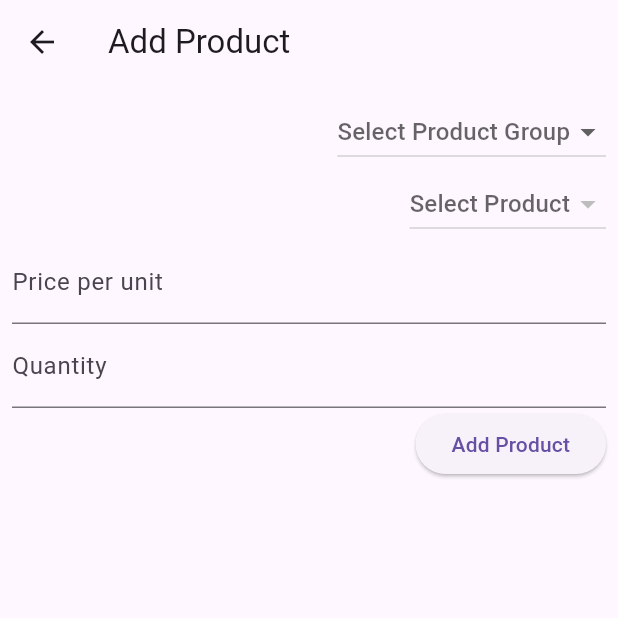
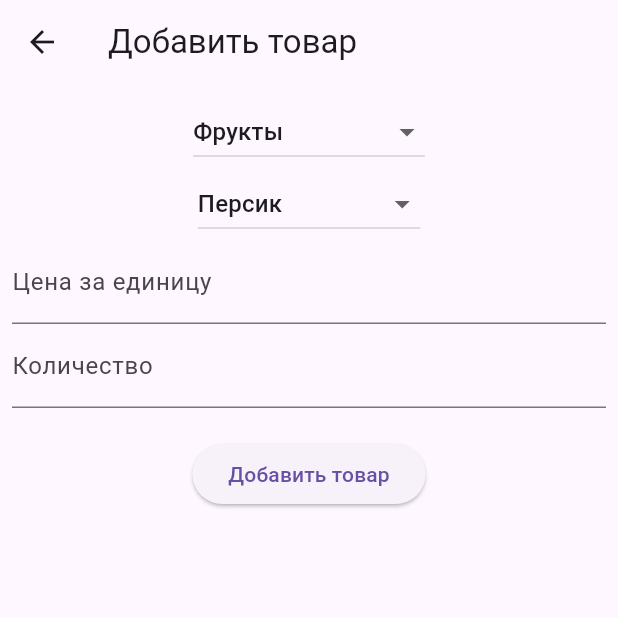
Before and after one commit to WooCommander/flutter_application_1, a Flutter app: the screen it shows after launch, after a tap on the "add" icon, on a phone screen of 412 x 824 dp, the top half of it. Run offline on Flutter 3.47's test engine with Material 3 defaults, Android fonts, the phone set to English and light mode, and no system bars; our stand-ins replace shared_preferences.

Commit message:
add fliter

```diff
--- a/lib/screens/add_product_screen.dart
+++ b/lib/screens/add_product_screen.dart
@@ -1,4 +1,3 @@
-// lib/screens/add_product_screen.dart
 import 'package:flutter/material.dart';
 import '../models/product.dart';
 import '../models/product_group.dart';
@@ -20,34 +19,30 @@ class AddProductScreen extends StatefulWidget {
 
 class _AddProductScreenState extends State<AddProductScreen> {
   final _priceController = TextEditingController();
-  final _quantityController =
-      TextEditingController(); // Добавлен контроллер для количества
+  final _quantityController = TextEditingController();
   String _selectedProductName = '';
   String _selectedProductGroup = '';
 
+  @override
+  void initState() {
+    super.initState();
+    if (widget.productNames.isNotEmpty) {
+      _selectedProductName = widget.productNames.first.name;
+    }
+    if (widget.productGroups.isNotEmpty) {
+      _selectedProductGroup = widget.productGroups.first.name;
+    }
+  }
+
   void _submitData() {
-    if (_selectedProductName.isEmpty ||
-        _priceController.text.isEmpty ||
-        _quantityController.text.isEmpty ||
-        _selectedProductGroup.isEmpty) {
+    final enteredPrice = double.tryParse(_priceController.text) ?? 0;
+    final enteredQuantity = double.tryParse(_quantityController.text) ?? 0;
+
+    if (enteredPrice <= 0 || enteredQuantity <= 0 || _selectedProductName.isEmpty || _selectedProductGroup.isEmpty) {
       return;
     }
 
-    final enteredPrice = double.parse(_priceController.text);
-    final enteredQuantity =
-        double.parse(_quantityController.text); // Получение количества
-    if (enteredPrice <= 0 || enteredQuantity <= 0) {
-      return;
-    }
-
-    widget.addProduct(_selectedProductName, enteredPrice, enteredQuantity,
-        _selectedProductGroup);
-    _priceController.clear();
-    _quantityController.clear(); // Очистка поля количества
-    setState(() {
-      _selectedProductName = '';
-      _selectedProductGroup = '';
-    });
+    widget.addProduct(_selectedProductName, enteredPrice, enteredQuantity, _selectedProductGroup);
     Navigator.of(context).pop();
   }
 
@@ -55,41 +50,40 @@ class _AddProductScreenState extends State<AddProductScreen> {
   Widget build(BuildContext context) {
     return Scaffold(
       appBar: AppBar(
-        title: Text('Add Product'),
+        title: Text('Добавить товар'),
       ),
       body: Padding(
         padding: const EdgeInsets.all(8.0),
         child: Column(
-          crossAxisAlignment: CrossAxisAlignment.end,
           children: [
+            // Существующие группы
             DropdownButton<String>(
-              value:
-                  _selectedProductGroup.isEmpty ? null : _selectedProductGroup,
-              hint: Text('Select Product Group'),
-              items: widget.productGroups
-                  .map((productGroup) => DropdownMenuItem<String>(
-                        value: productGroup.name,
-                        child: Text(productGroup.name),
-                      ))
-                  .toList(),
+              value: _selectedProductGroup.isEmpty ? null : _selectedProductGroup,
+              hint: Text('Выберите группу'),
+              items: widget.productGroups.map((group) {
+                return DropdownMenuItem(
+                  value: group.name,
+                  child: Text(group.name),
+                );
+              }).toList(),
               onChanged: (value) {
                 setState(() {
                   _selectedProductGroup = value!;
-                  _selectedProductName = '';
                 });
               },
             ),
+            // Существующие товары
             DropdownButton<String>(
               value: _selectedProductName.isEmpty ? null : _selectedProductName,
-              hint: Text('Select Product'),
+              hint: Text('Выберите товар'),
               items: widget.productNames
-                  .where((productName) =>
-                      productName.group == _selectedProductGroup)
-                  .map((productName) => DropdownMenuItem<String>(
-                        value: productName.name,
-                        child: Text(productName.name),
-                      ))
-                  .toList(),
+                  .where((productName) => productName.group == _selectedProductGroup)
+                  .map((product) {
+                    return DropdownMenuItem(
+                      value: product.name,
+                      child: Text(product.name),
+                    );
+                  }).toList(),
               onChanged: (value) {
                 setState(() {
                   _selectedProductName = value!;
@@ -98,17 +92,18 @@ class _AddProductScreenState extends State<AddProductScreen> {
             ),
             TextField(
               controller: _priceController,
-              decoration: InputDecoration(labelText: 'Price per unit'),
+              decoration: InputDecoration(labelText: 'Цена за единицу'),
               keyboardType: TextInputType.number,
             ),
             TextField(
-              controller: _quantityController, // Поле для ввода количества
-              decoration: InputDecoration(labelText: 'Quantity'),
+              controller: _quantityController,
+              decoration: InputDecoration(labelText: 'Количество'),
               keyboardType: TextInputType.number,
             ),
+            SizedBox(height: 20),
             ElevatedButton(
               onPressed: _submitData,
-              child: Text('Add Product'),
+              child: Text('Добавить товар'),
             ),
           ],
         ),
--- a/lib/screens/product_list_screen.dart
+++ b/lib/screens/product_list_screen.dart
@@ -15,8 +15,10 @@ class ProductListScreen extends StatefulWidget {
 
 class _ProductListScreenState extends State<ProductListScreen> {
   final List<Product> _products = [];
+  final List<Product> _filteredProducts = [];
   final List<ProductName> _productNames = [];
   final List<ProductGroup> _productGroups = [];
+  String _searchQuery = '';
 
   @override
   void initState() {
@@ -27,17 +29,12 @@ class _ProductListScreenState extends State<ProductListScreen> {
   void _loadProducts() async {
     final prefs = await SharedPreferences.getInstance();
 
-    // Проверка флага, была ли уже выполнена инициализация
     final isInitialized = prefs.getBool('isInitialized') ?? false;
 
     if (!isInitialized) {
-      // Если инициализация не выполнена, добавляем предустановленные данные
       _initializeDefaultData();
-
-      // Устанавливаем флаг, что инициализация выполнена
       await prefs.setBool('isInitialized', true);
     } else {
-      // Загружаем сохранённые данные
       final productData = prefs.getString('products');
       final productNameData = prefs.getString('productNames');
       final productGroupData = prefs.getString('productGroups');
@@ -52,6 +49,7 @@ class _ProductListScreenState extends State<ProductListScreen> {
                 date: DateTime.parse(item['date']),
                 group: item['group'],
               )));
+          _filteredProducts.addAll(_products);
         });
       }
 
@@ -74,11 +72,9 @@ class _ProductListScreenState extends State<ProductListScreen> {
   }
 
   void _initializeDefaultData() {
-    // Добавляем предустановленные группы, если их ещё нет
     _addProductGroup('Фрукты');
     _addProductGroup('Овощи');
 
-    // Добавляем предустановленные товары, если их ещё нет
     _addProductName('Персик', 'Фрукты');
     _addProductName('Яблоко', 'Фрукты');
     _addProductName('Груша', 'Фрукты');
@@ -112,12 +108,26 @@ class _ProductListScreenState extends State<ProductListScreen> {
     prefs.setString('productGroups', json.encode(productGroupList));
   }
 
+  void _filterProducts(String query) {
+    setState(() {
+      _searchQuery = query.toLowerCase();
+      _filteredProducts.clear();
+      _filteredProducts.addAll(
+        _products.where((product) {
+          return product.name.toLowerCase().contains(_searchQuery) ||
+              product.group.toLowerCase().contains(_searchQuery);
+        }).toList(),
+      );
+    });
+  }
+
   void _clearData() async {
     final prefs = await SharedPreferences.getInstance();
-    await prefs.clear(); // Очистка всех сохранённых данных
+    await prefs.clear();
 
     setState(() {
       _products.clear();
+      _filteredProducts.clear();
       _productNames.clear();
       _productGroups.clear();
     });
@@ -125,12 +135,15 @@ class _ProductListScreenState extends State<ProductListScreen> {
 
   void _addProduct(String name, double price, double quantity, String group) {
     setState(() {
-      _products.add(Product(
-          name: name,
-          price: price,
-          quantity: quantity,
-          date: DateTime.now(),
-          group: group));
+      final newProduct = Product(
+        name: name,
+        price: price,
+        quantity: quantity,
+        date: DateTime.now(),
+        group: group,
+      );
+      _products.add(newProduct);
+      _filteredProducts.add(newProduct);
       _saveProducts();
     });
   }
@@ -184,7 +197,7 @@ class _ProductListScreenState extends State<ProductListScreen> {
     );
   }
 
-void _deleteProduct(Product product) {
+  void _deleteProduct(Product product) {
     showDialog(
       context: context,
       builder: (ctx) => AlertDialog(
@@ -194,17 +207,18 @@ void _deleteProduct(Product product) {
         actions: [
           TextButton(
             onPressed: () {
-              Navigator.of(ctx).pop(); // Закрываем диалог без удаления
+              Navigator.of(ctx).pop();
             },
             child: Text('Отмена'),
           ),
           TextButton(
             onPressed: () {
               setState(() {
-                _products.remove(product); // Удаление товара
-                _saveProducts(); // Сохранение изменений
+                _products.remove(product);
+                _filteredProducts.remove(product);
+                _saveProducts();
               });
-              Navigator.of(ctx).pop(); // Закрываем диалог после удаления
+              Navigator.of(ctx).pop();
             },
             child: Text('Удалить'),
           ),
@@ -212,7 +226,6 @@ void _deleteProduct(Product product) {
       ),
     );
   }
-
 
   void _addProductName(String name, String group) {
     bool productExists = _productNames.any((productName) =>
@@ -297,7 +310,7 @@ void _deleteProduct(Product product) {
         actions: [
           IconButton(
             icon: Icon(Icons.delete),
-            onPressed: () => _clearData(), // Кнопка для очистки данных
+            onPressed: () => _clearData(),
           ),
           IconButton(
             icon: Icon(Icons.edit),
@@ -307,9 +320,22 @@ void _deleteProduct(Product product) {
       ),
       body: Column(
         children: [
+          Padding(
+            padding: const EdgeInsets.all(8.0),
+            child: TextField(
+              decoration: InputDecoration(
+                labelText: 'Поиск товаров...',
+                border: OutlineInputBorder(),
+              ),
+              onChanged: (value) {
+                _filterProducts(
+                    value); // Обновление списка при изменении текста
+              },
+            ),
+          ),
           Expanded(
             child: ProductList(
-              _products,
+              _filteredProducts, // Используем отфильтрованный список
               onEdit: _editProduct,
               onDelete: _deleteProduct,
             ),
```
